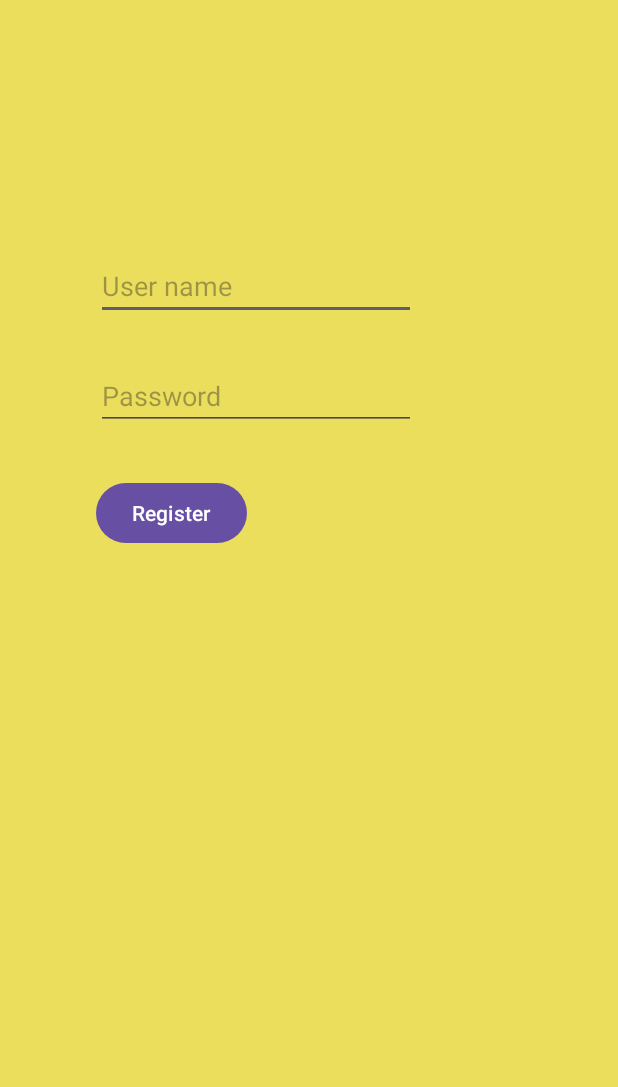
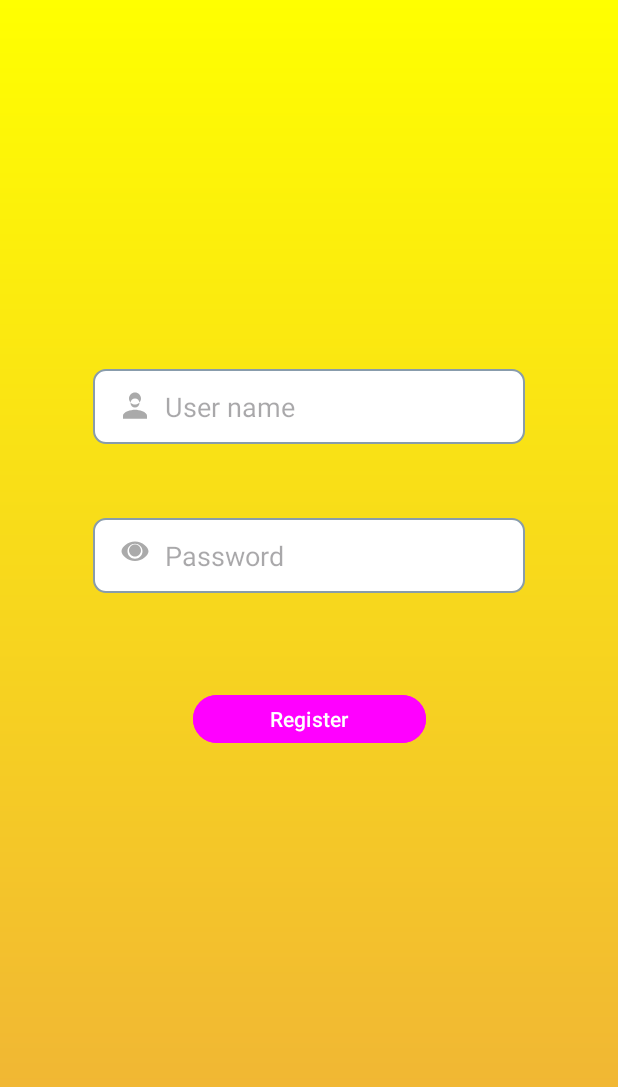
Before and after one commit to atultvarghese/Training-Apps, an Android app: the RegistrationActivity screen opened directly, with no data from a screen before it, on a phone screen of 412 x 824 dp. Shown: the top 1087 px of the screen. Run offline under Robolectric (Android 15) with nearby library versions, the phone set to English and light mode, and no system bars; our stand-ins replace Room's generated code.

Commit message:
some design updates

```diff
--- /dev/null
+++ b/app/src/main/res/drawable/background_gradient.xml
@@ -0,0 +1,8 @@
+<shape xmlns:android="http://schemas.android.com/apk/res/android"
+    android:shape="rectangle">
+    <gradient
+        android:startColor="#EFAD3B"
+        android:endColor="#FFFF00"
+        android:type="linear"
+        android:angle="90"/>
+</shape>
--- a/app/src/main/res/layout/activity_dash_board.xml
+++ b/app/src/main/res/layout/activity_dash_board.xml
@@ -5,7 +5,7 @@
     android:id="@+id/main"
     android:layout_width="match_parent"
     android:layout_height="match_parent"
-    android:background="@color/background"
+    android:background="@drawable/background_gradient"
     tools:context=".DashBoardActivity">
 
     <androidx.recyclerview.widget.RecyclerView
--- a/app/src/main/res/layout/activity_registration.xml
+++ b/app/src/main/res/layout/activity_registration.xml
@@ -5,38 +5,64 @@
     android:id="@+id/main"
     android:layout_width="match_parent"
     android:layout_height="match_parent"
-    android:background="@color/background"
+    android:background="@drawable/background_gradient"
     tools:context=".RegistrationActivity">
+
 
     <EditText
         android:id="@+id/regi_user"
-        android:layout_width="wrap_content"
-        android:layout_height="wrap_content"
-        android:layout_marginStart="64dp"
-        android:layout_marginTop="168dp"
+        android:layout_width="0dp"
+        android:layout_height="50dp"
+        android:layout_marginStart="62dp"
+        android:layout_marginTop="221dp"
+        android:layout_marginEnd="62dp"
+        android:layout_marginBottom="24dp"
+        android:background="@drawable/edit_text_background"
+        android:drawableStart="@drawable/ic_user"
+        android:drawablePadding="8dp"
         android:ems="10"
-        android:hint="User name"
+        android:hint="@string/user_name"
         android:inputType="text"
+        android:paddingStart="16dp"
+        android:paddingEnd="16dp"
+        app:layout_constraintBottom_toTopOf="@+id/regi_pass"
+        app:layout_constraintEnd_toEndOf="parent"
         app:layout_constraintStart_toStartOf="parent"
-        app:layout_constraintTop_toTopOf="parent" />
+        app:layout_constraintTop_toTopOf="parent"
+        android:autofillHints="" />
 
     <EditText
         android:id="@+id/regi_pass"
-        android:layout_width="wrap_content"
-        android:layout_height="wrap_content"
-        android:layout_marginTop="28dp"
+        android:layout_width="0dp"
+        android:layout_height="50dp"
+        android:layout_marginStart="62dp"
+        android:layout_marginEnd="62dp"
+        android:layout_marginBottom="39dp"
+        android:background="@drawable/edit_text_background"
+        android:drawableStart="@drawable/ic_password"
+        android:drawablePadding="8dp"
         android:ems="10"
-        android:hint="Password"
+        android:hint="@string/password"
         android:inputType="textPassword"
-        app:layout_constraintStart_toStartOf="@+id/regi_user"
-        app:layout_constraintTop_toBottomOf="@+id/regi_user" />
+        android:paddingStart="16dp"
+        android:paddingEnd="16dp"
+        app:layout_constraintBottom_toTopOf="@+id/regi_button"
+        app:layout_constraintEnd_toEndOf="parent"
+        app:layout_constraintStart_toStartOf="parent"
+        app:layout_constraintTop_toBottomOf="@+id/regi_user"
+        android:autofillHints="" />
 
     <Button
         android:id="@+id/regi_button"
-        android:layout_width="wrap_content"
-        android:layout_height="wrap_content"
-        android:layout_marginTop="31dp"
-        android:text="Register"
-        app:layout_constraintStart_toStartOf="@+id/regi_pass"
+        android:layout_width="155dp"
+        android:layout_height="40dp"
+        android:layout_marginBottom="300dp"
+        android:backgroundTint="@drawable/button_background"
+        android:text="@string/register"
+        android:textColor="@color/white"
+        app:layout_constraintBottom_toBottomOf="parent"
+        app:layout_constraintEnd_toEndOf="parent"
+        app:layout_constraintStart_toStartOf="parent"
         app:layout_constraintTop_toBottomOf="@+id/regi_pass" />
+
 </androidx.constraintlayout.widget.ConstraintLayout>
--- a/app/src/main/res/values/strings.xml
+++ b/app/src/main/res/values/strings.xml
@@ -2,4 +2,10 @@
     <string name="app_name">BlinkIt</string>
     <string name="zero">0</string>
     <string name="init">Blink It!</string>
+    <string name="user_name">User name</string>
+    <string name="password">Password</string>
+    <string name="register">Register</string>
+    <string name="register_here">Register Here!</string>
+    <string name="login">Login</string>
+    <string name="remember_me">Remember Me</string>
 </resources>
```
Also changed, not shown: app/src/main/res/layout/activity_main.xml (+30 -23 lines).
